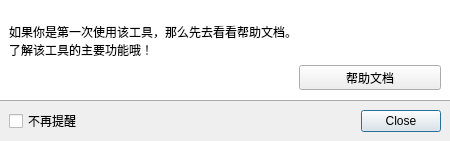
Above: DrillGIFActionSequenceEditor/Source/MainModule/firstTip/w_SoftwareFirstTip.ui from DrillUp/DrillGIFActionSequenceEditor before the change. Below: the same form after it.
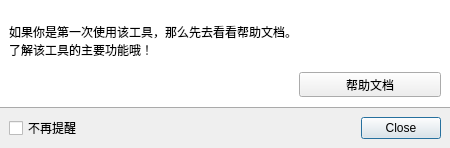
That is the form after the change. Icons and pictures are not drawn.

Commit message: 窗口记录bug修复。

Diff of the .ui file:
```diff
--- a/DrillGIFActionSequenceEditor/Source/MainModule/firstTip/w_SoftwareFirstTip.ui
+++ b/DrillGIFActionSequenceEditor/Source/MainModule/firstTip/w_SoftwareFirstTip.ui
@@ -7,7 +7,7 @@
     <x>0</x>
     <y>0</y>
     <width>450</width>
-    <height>140</height>
+    <height>148</height>
    </rect>
   </property>
   <property name="windowTitle">
@@ -50,7 +50,7 @@
       <item row="0" column="0" colspan="2">
        <widget class="QLabel" name="label">
         <property name="styleSheet">
-         <string notr="true">font-size:12px;</string>
+         <string notr="true"/>
         </property>
         <property name="text">
          <string>
```
The commit also changes 5 other files.
